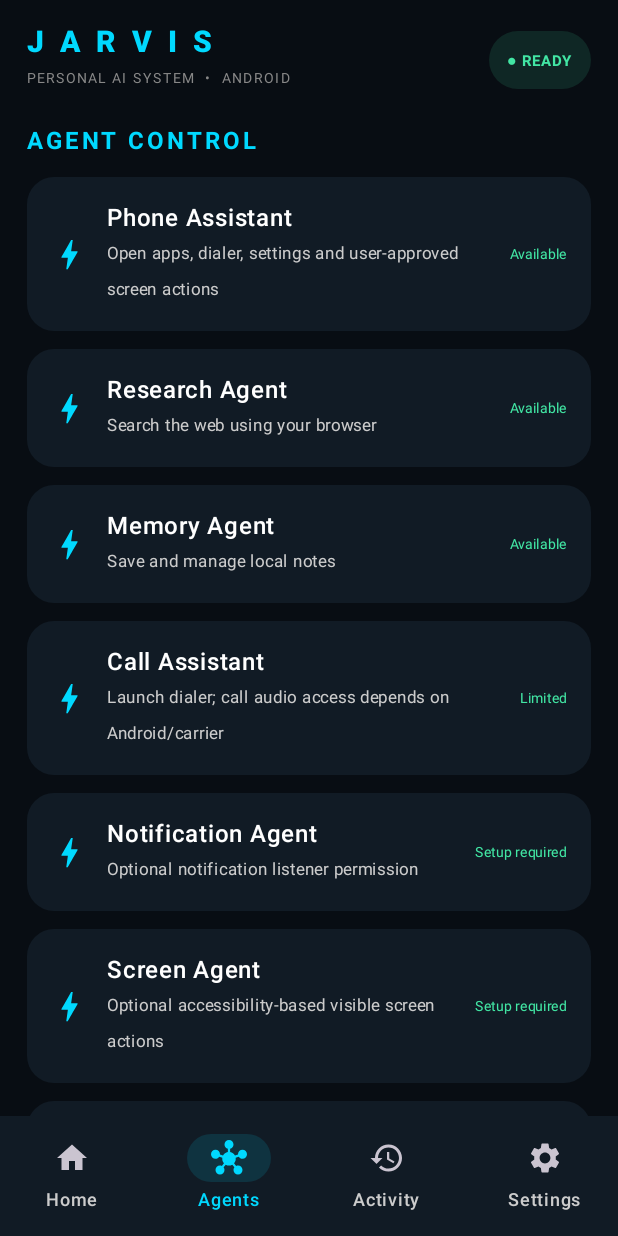
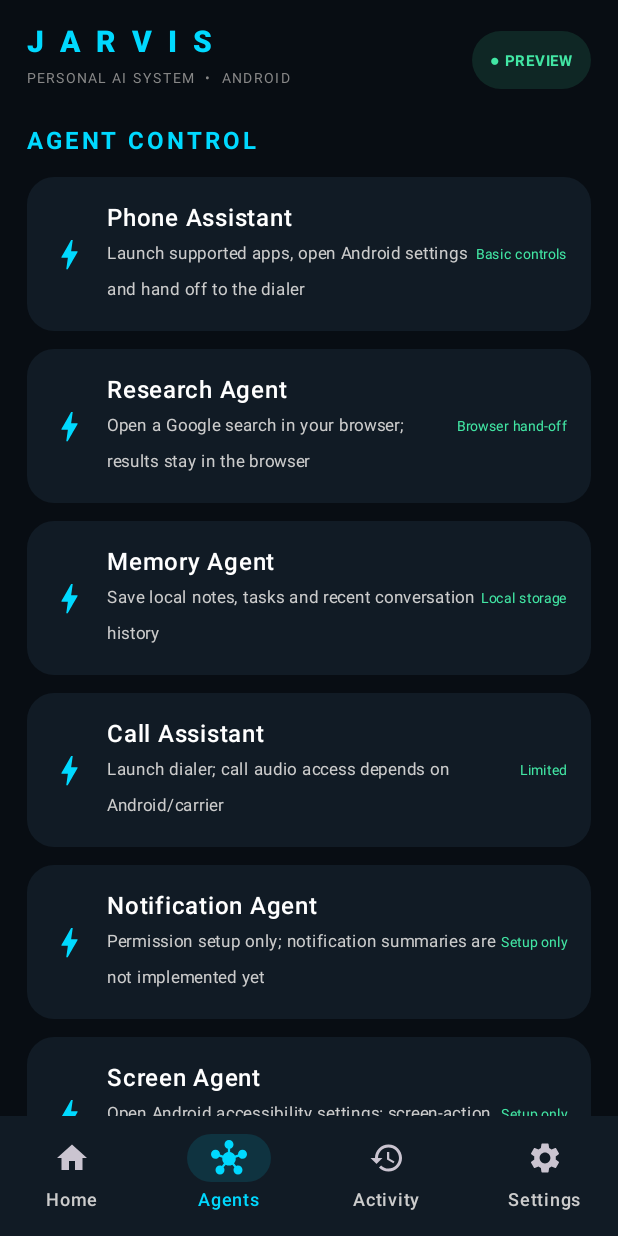
Before and after one commit to dk541200/jarvis-android, an Android app built with Jetpack Compose: the screen it shows after launch (MainActivity), item 2 of the bottom bar chosen, on a phone screen of 412 x 824 dp. Run offline under Robolectric (Android 15) with nearby library versions, the phone set to English and light mode, and no system bars.

Commit message:
Wire speech recognition into chat and clarify preview agent capabilities

```diff
--- a/app/src/main/java/com/jarvis/android/MainActivity.kt
+++ b/app/src/main/java/com/jarvis/android/MainActivity.kt
@@ -41,13 +41,22 @@ private val Mint=Color(0xFF42E6A4)
 
 class MainActivity:ComponentActivity(),TextToSpeech.OnInitListener {
     private var tts:TextToSpeech?=null
+    private val recognizedSpeech = mutableStateOf("")
+    private val speechRevision = mutableIntStateOf(0)
     private val micPermission=registerForActivityResult(ActivityResultContracts.RequestPermission()) { granted ->
         if (granted) launchRecognition() else speak("Microphone permission is needed for voice input.")
     }
     override fun onCreate(savedInstanceState:Bundle?){
         super.onCreate(savedInstanceState)
         tts=TextToSpeech(this,this)
-        setContent { JarvisApp(onSpeak={speak(it)},onMic={startVoice()}) }
+        setContent {
+            JarvisApp(
+                onSpeak={speak(it)},
+                onMic={startVoice()},
+                voiceText=recognizedSpeech.value,
+                voiceRevision=speechRevision.intValue
+            )
+        }
     }
     override fun onInit(status:Int){ if(status==TextToSpeech.SUCCESS) tts?.language=Locale("en","IN") }
     private fun speak(text:String){ tts?.speak(text,TextToSpeech.QUEUE_FLUSH,null,"jarvis") }
@@ -77,14 +86,23 @@ class MainActivity:ComponentActivity(),TextToSpeech.OnInitListener {
         super.onActivityResult(requestCode,resultCode,data)
         if(requestCode==77 && resultCode==RESULT_OK){
             val phrase=data?.getStringArrayListExtra(RecognizerIntent.EXTRA_RESULTS)?.firstOrNull().orEmpty()
-            if(phrase.isNotBlank()) speak("You said: $phrase. You can send this in chat.")
+            if(phrase.isNotBlank()) {
+                recognizedSpeech.value = phrase
+                speechRevision.intValue += 1
+                speak("Voice input is ready. Review it and press send.")
+            }
         }
     }
     override fun onDestroy(){ tts?.shutdown(); super.onDestroy() }
 }
 
 @Composable
-private fun JarvisApp(onSpeak:(String)->Unit,onMic:()->Unit){
+private fun JarvisApp(
+    onSpeak:(String)->Unit,
+    onMic:()->Unit,
+    voiceText:String,
+    voiceRevision:Int
+){
     var tab by remember { mutableStateOf("Home") }
     var prompt by remember { mutableStateOf("") }
     var api by remember { mutableStateOf("") }
@@ -107,6 +125,9 @@ private fun JarvisApp(onSpeak:(String)->Unit,onMic:()->Unit){
     val tasks= remember(storage) {
         mutableStateListOf<String>().apply { addAll(readStoredList(storage, "tasks")) }
     }
+    LaunchedEffect(voiceRevision) {
+        if (voiceText.isNotBlank()) prompt = voiceText
+    }
     MaterialTheme(colorScheme=darkColorScheme(primary=Cyan,secondary=Mint,background=Ink,surface=Panel)){
         Scaffold(containerColor=Ink,bottomBar={
             NavigationBar(containerColor=Panel){
@@ -123,7 +144,7 @@ private fun JarvisApp(onSpeak:(String)->Unit,onMic:()->Unit){
                         Text("J A R V I S",color=Cyan,fontSize=20.sp,fontWeight=FontWeight.Black,letterSpacing=3.sp)
                         Text("PERSONAL AI SYSTEM  •  ANDROID",color=Color.Gray,fontSize=9.sp,letterSpacing=1.4.sp)
                     }
-                    Surface(color=Mint.copy(.12f),shape=CircleShape){ Text("● READY",Modifier.padding(horizontal=12.dp,vertical=7.dp),color=Mint,fontSize=10.sp,fontWeight=FontWeight.Bold) }
+                    Surface(color=Mint.copy(.12f),shape=CircleShape){ Text("● PREVIEW",Modifier.padding(horizontal=12.dp,vertical=7.dp),color=Mint,fontSize=10.sp,fontWeight=FontWeight.Bold) }
                 }
                 when(tab){
                     "Home" -> {
@@ -171,12 +192,12 @@ private fun JarvisApp(onSpeak:(String)->Unit,onMic:()->Unit){
                     }
                     "Agents" -> LazyColumn(verticalArrangement=Arrangement.spacedBy(12.dp)){
                         item { Text("AGENT CONTROL",color=Cyan,fontWeight=FontWeight.Bold,letterSpacing=2.sp) }
-                        item { AgentCard("Phone Assistant","Open apps, dialer, settings and user-approved screen actions","Available") { tab="Settings" } }
-                        item { AgentCard("Research Agent","Search the web using your browser","Available") { openWeb(context,"") } }
-                        item { AgentCard("Memory Agent","Save and manage local notes","Available") { tab="Activity" } }
+                        item { AgentCard("Phone Assistant","Launch supported apps, open Android settings and hand off to the dialer","Basic controls") { tab="Settings" } }
+                        item { AgentCard("Research Agent","Open a Google search in your browser; results stay in the browser","Browser hand-off") { openWeb(context,"") } }
+                        item { AgentCard("Memory Agent","Save local notes, tasks and recent conversation history","Local storage") { tab="Activity" } }
                         item { AgentCard("Call Assistant","Launch dialer; call audio access depends on Android/carrier","Limited") { context.startActivity(Intent(Intent.ACTION_DIAL)) } }
-                        item { AgentCard("Notification Agent","Optional notification listener permission","Setup required") { context.startActivity(Intent("android.settings.ACTION_NOTIFICATION_LISTENER_SETTINGS")) } }
-                        item { AgentCard("Screen Agent","Optional accessibility-based visible screen actions","Setup required") { context.startActivity(Intent(android.provider.Settings.ACTION_ACCESSIBILITY_SETTINGS)) } }
+                        item { AgentCard("Notification Agent","Permission setup only; notification summaries are not implemented yet","Setup only") { context.startActivity(Intent("android.settings.ACTION_NOTIFICATION_LISTENER_SETTINGS")) } }
+                        item { AgentCard("Screen Agent","Open Android accessibility settings; screen-action bridge is not implemented yet","Setup only") { context.startActivity(Intent(android.provider.Settings.ACTION_ACCESSIBILITY_SETTINGS)) } }
                         item { AgentCard("TV / Smart Home","No device integration configured","Not connected") { } }
                     }
                     "Activity" -> LazyColumn(verticalArrangement=Arrangement.spacedBy(12.dp)){
@@ -241,7 +262,7 @@ private fun JarvisApp(onSpeak:(String)->Unit,onMic:()->Unit){
                             OutlinedTextField(api,{api=it},Modifier.fillMaxWidth(),placeholder={Text("Paste OpenRouter API key")},singleLine=true)
                             Text("Do not share your API key. Cloud prompts are sent to your chosen model provider.",color=Color.Gray,fontSize=10.sp)
                         } }
-                        item { AgentCard("Accessibility permission","Enable only if you want JARVIS to read visible screen text and perform user-requested actions.","Optional") { context.startActivity(Intent(android.provider.Settings.ACTION_ACCESSIBILITY_SETTINGS)) } }
+                        item { AgentCard("Accessibility permission","Permission setup only in this preview. No screen-control bridge is active yet.","Optional") { context.startActivity(Intent(android.provider.Settings.ACTION_ACCESSIBILITY_SETTINGS)) } }
                         item { AgentCard("Notification access","Allow JARVIS to show notification summaries locally.","Optional") { context.startActivity(Intent("android.settings.ACTION_NOTIFICATION_LISTENER_SETTINGS")) } }
                         item { AgentCard("App permissions","Microphone permission is requested when using voice input.","Review") { context.startActivity(Intent(android.provider.Settings.ACTION_APPLICATION_DETAILS_SETTINGS, Uri.parse("package:${context.packageName}"))) } }
                         item { AgentCard("Open Android settings","Manage permissions and system access yourself.","Open") { context.startActivity(Intent(android.provider.Settings.ACTION_SETTINGS)) } }
```
